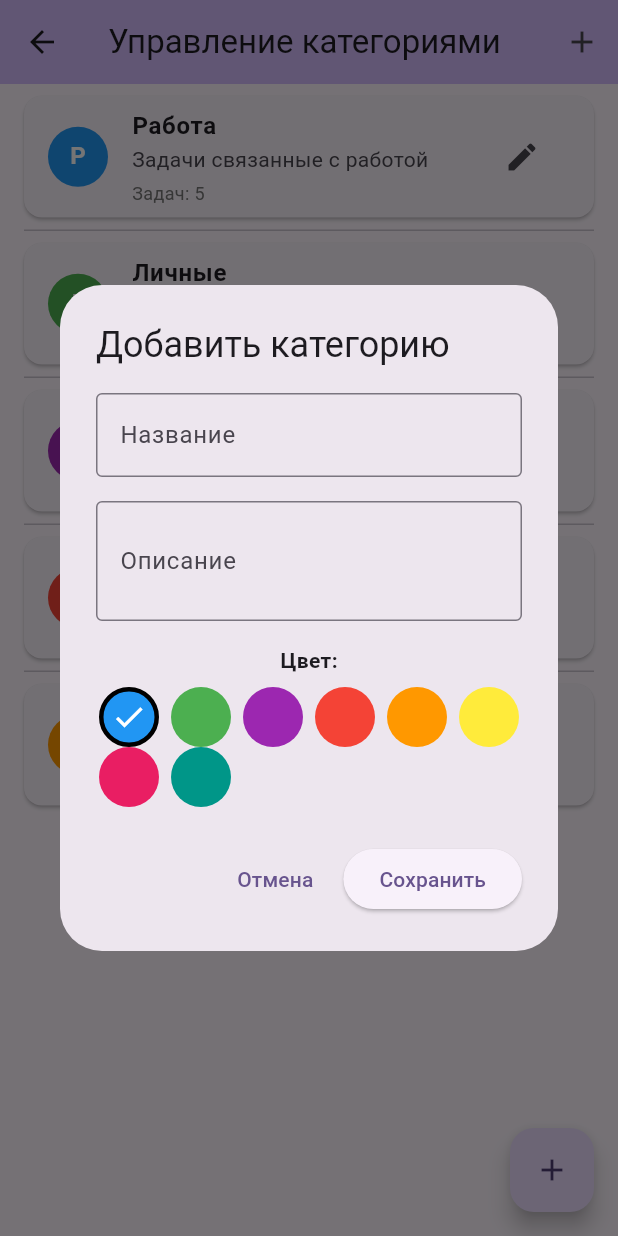
After one commit to Fr4lzeN/flutter_practice1, a Flutter app: the CategoryManagementScreen screen opened directly, after a tap on the "add" icon, on a phone screen of 412 x 824 dp. The commit adds this screen. Run offline on Flutter 3.47's test engine with Material 3 defaults, Android fonts, the phone set to English and light mode, and no system bars.

Commit message:
Использование ListView.separated для списка задач с использованием key

```diff
--- /dev/null
+++ b/lib/src/task_list/src/models/category_model.dart
@@ -0,0 +1,31 @@
+class TaskCategory {
+  final String id;
+  final String name;
+  final String description;
+  final String color;
+  final int taskCount;
+
+  TaskCategory({
+    required this.id,
+    required this.name,
+    required this.description,
+    required this.color,
+    this.taskCount = 0,
+  });
+
+  TaskCategory copyWith({
+    String? id,
+    String? name,
+    String? description,
+    String? color,
+    int? taskCount,
+  }) {
+    return TaskCategory(
+      id: id ?? this.id,
+      name: name ?? this.name,
+      description: description ?? this.description,
+      color: color ?? this.color,
+      taskCount: taskCount ?? this.taskCount,
+    );
+  }
+}
--- /dev/null
+++ b/lib/src/task_list/src/screens/category_management_screen.dart
@@ -0,0 +1,361 @@
+import 'package:flutter/material.dart';
+import '../models/category_model.dart';
+
+class CategoryManagementScreen extends StatefulWidget {
+  const CategoryManagementScreen({super.key});
+
+  @override
+  State<CategoryManagementScreen> createState() => _CategoryManagementScreenState();
+}
+
+class _CategoryManagementScreenState extends State<CategoryManagementScreen> {
+  List<TaskCategory> categories = [
+    TaskCategory(
+      id: '1',
+      name: 'Работа',
+      description: 'Задачи связанные с работой',
+      color: 'blue',
+      taskCount: 5,
+    ),
+    TaskCategory(
+      id: '2',
+      name: 'Личные',
+      description: 'Личные дела и планы',
+      color: 'green',
+      taskCount: 3,
+    ),
+    TaskCategory(
+      id: '3',
+      name: 'Учеба',
+      description: 'Образовательные задачи',
+      color: 'purple',
+      taskCount: 2,
+    ),
+    TaskCategory(
+      id: '4',
+      name: 'Здоровье',
+      description: 'Задачи по здоровью и спорту',
+      color: 'red',
+      taskCount: 1,
+    ),
+    TaskCategory(
+      id: '5',
+      name: 'Покупки',
+      description: 'Список покупок и расходов',
+      color: 'orange',
+      taskCount: 4,
+    ),
+  ];
+
+  void _addCategory() {
+    showDialog(
+      context: context,
+      builder: (context) => _AddCategoryDialog(
+        onSave: (category) {
+          setState(() {
+            categories.add(category);
+          });
+        },
+      ),
+    );
+  }
+
+  void _deleteCategory(int index) {
+    final deletedCategory = categories[index];
+    setState(() {
+      categories.removeAt(index);
+    });
+
+    if (mounted) {
+      ScaffoldMessenger.of(context).showSnackBar(
+        SnackBar(
+          content: Text('Категория "${deletedCategory.name}" удалена'),
+          action: SnackBarAction(
+            label: 'Отменить',
+            onPressed: () {
+              setState(() {
+                categories.insert(index, deletedCategory);
+              });
+            },
+          ),
+        ),
+      );
+    }
+  }
+
+  Color _getColorFromString(String colorName) {
+    switch (colorName.toLowerCase()) {
+      case 'blue':
+        return Colors.blue;
+      case 'green':
+        return Colors.green;
+      case 'purple':
+        return Colors.purple;
+      case 'red':
+        return Colors.red;
+      case 'orange':
+        return Colors.orange;
+      case 'yellow':
+        return Colors.yellow;
+      case 'pink':
+        return Colors.pink;
+      case 'teal':
+        return Colors.teal;
+      default:
+        return Colors.grey;
+    }
+  }
+
+  @override
+  Widget build(BuildContext context) {
+    return Scaffold(
+      appBar: AppBar(
+        title: const Text('Управление категориями'),
+        backgroundColor: Theme.of(context).colorScheme.inversePrimary,
+        actions: [
+          IconButton(
+            icon: const Icon(Icons.add),
+            onPressed: _addCategory,
+          ),
+        ],
+      ),
+      body: categories.isEmpty
+          ? const Center(
+              child: Text(
+                'Нет категорий',
+                style: TextStyle(fontSize: 18, color: Colors.grey),
+              ),
+            )
+          : ListView.separated(
+              itemCount: categories.length,
+              separatorBuilder: (context, index) => const Divider(
+                height: 1,
+                thickness: 1,
+                indent: 16,
+                endIndent: 16,
+              ),
+              itemBuilder: (context, index) {
+                final category = categories[index];
+                return Dismissible(
+                  key: Key(category.id),
+                  direction: DismissDirection.endToStart,
+                  background: Container(
+                    alignment: Alignment.centerRight,
+                    padding: const EdgeInsets.only(right: 20),
+                    color: Colors.red,
+                    child: const Icon(
+                      Icons.delete,
+                      color: Colors.white,
+                      size: 30,
+                    ),
+                  ),
+                  confirmDismiss: (direction) async {
+                    return await showDialog<bool>(
+                      context: context,
+                      builder: (context) => AlertDialog(
+                        title: const Text('Удалить категорию?'),
+                        content: Text('Вы уверены, что хотите удалить категорию "${category.name}"?'),
+                        actions: [
+                          TextButton(
+                            onPressed: () => Navigator.of(context).pop(false),
+                            child: const Text('Отмена'),
+                          ),
+                          TextButton(
+                            onPressed: () => Navigator.of(context).pop(true),
+                            child: const Text('Удалить'),
+                          ),
+                        ],
+                      ),
+                    );
+                  },
+                  onDismissed: (direction) {
+                    _deleteCategory(index);
+                  },
+                  child: Card(
+                    margin: const EdgeInsets.symmetric(horizontal: 16, vertical: 8),
+                    child: ListTile(
+                      leading: CircleAvatar(
+                        backgroundColor: _getColorFromString(category.color),
+                        child: Text(
+                          category.name[0].toUpperCase(),
+                          style: const TextStyle(
+                            color: Colors.white,
+                            fontWeight: FontWeight.bold,
+                          ),
+                        ),
+                      ),
+                      title: Text(
+                        category.name,
+                        style: const TextStyle(fontWeight: FontWeight.bold),
+                      ),
+                      subtitle: Column(
+                        crossAxisAlignment: CrossAxisAlignment.start,
+                        children: [
+                          Text(category.description),
+                          const SizedBox(height: 4),
+                          Text(
+                            'Задач: ${category.taskCount}',
+                            style: TextStyle(
+                              color: Colors.grey[600],
+                              fontSize: 12,
+                            ),
+                          ),
+                        ],
+                      ),
+                      trailing: IconButton(
+                        icon: const Icon(Icons.edit),
+                        onPressed: () {
+                          // Можно добавить редактирование категории
+                          ScaffoldMessenger.of(context).showSnackBar(
+                            const SnackBar(content: Text('Редактирование будет добавлено')),
+                          );
+                        },
+                      ),
+                    ),
+                  ),
+                );
+              },
+            ),
+      floatingActionButton: FloatingActionButton(
+        onPressed: _addCategory,
+        child: const Icon(Icons.add),
+      ),
+    );
+  }
+}
+
+class _AddCategoryDialog extends StatefulWidget {
+  final Function(TaskCategory) onSave;
+
+  const _AddCategoryDialog({required this.onSave});
+
+  @override
+  State<_AddCategoryDialog> createState() => _AddCategoryDialogState();
+}
+
+class _AddCategoryDialogState extends State<_AddCategoryDialog> {
+  final _nameController = TextEditingController();
+  final _descriptionController = TextEditingController();
+  String _selectedColor = 'blue';
+
+  final List<String> _availableColors = [
+    'blue', 'green', 'purple', 'red', 'orange', 'yellow', 'pink', 'teal'
+  ];
+
+  @override
+  void dispose() {
+    _nameController.dispose();
+    _descriptionController.dispose();
+    super.dispose();
+  }
+
+  void _saveCategory() {
+    if (_nameController.text.isEmpty) {
+      ScaffoldMessenger.of(context).showSnackBar(
+        const SnackBar(content: Text('Введите название категории')),
+      );
+      return;
+    }
+
+    final newCategory = TaskCategory(
+      id: DateTime.now().toString(),
+      name: _nameController.text,
+      description: _descriptionController.text,
+      color: _selectedColor,
+    );
+
+    widget.onSave(newCategory);
+    Navigator.pop(context);
+  }
+
+  Color _getColorFromString(String colorName) {
+    switch (colorName.toLowerCase()) {
+      case 'blue':
+        return Colors.blue;
+      case 'green':
+        return Colors.green;
+      case 'purple':
+        return Colors.purple;
+      case 'red':
+        return Colors.red;
+      case 'orange':
+        return Colors.orange;
+      case 'yellow':
+        return Colors.yellow;
+      case 'pink':
+        return Colors.pink;
+      case 'teal':
+        return Colors.teal;
+      default:
+        return Colors.grey;
+    }
+  }
+
+  @override
+  Widget build(BuildContext context) {
+    return AlertDialog(
+      title: const Text('Добавить категорию'),
+      content: Column(
+        mainAxisSize: MainAxisSize.min,
+        children: [
+          TextField(
+            controller: _nameController,
+            decoration: const InputDecoration(
+              labelText: 'Название',
+              border: OutlineInputBorder(),
+            ),
+          ),
+          const SizedBox(height: 16),
+          TextField(
+            controller: _descriptionController,
+            decoration: const InputDecoration(
+              labelText: 'Описание',
+              border: OutlineInputBorder(),
+            ),
+            maxLines: 2,
+          ),
+          const SizedBox(height: 16),
+          const Text('Цвет:', style: TextStyle(fontWeight: FontWeight.bold)),
+          const SizedBox(height: 8),
+          Wrap(
+            spacing: 8,
+            children: _availableColors.map((color) {
+              final isSelected = _selectedColor == color;
+              return GestureDetector(
+                onTap: () {
+                  setState(() {
+                    _selectedColor = color;
+                  });
+                },
+                child: Container(
+                  width: 40,
+                  height: 40,
+                  decoration: BoxDecoration(
+                    color: _getColorFromString(color),
+                    shape: BoxShape.circle,
+                    border: isSelected
+                        ? Border.all(color: Colors.black, width: 3)
+                        : null,
+                  ),
+                  child: isSelected
+                      ? const Icon(Icons.check, color: Colors.white)
+                      : null,
+                ),
+              );
+            }).toList(),
+          ),
+        ],
+      ),
+      actions: [
+        TextButton(
+          onPressed: () => Navigator.pop(context),
+          child: const Text('Отмена'),
+        ),
+        ElevatedButton(
+          onPressed: _saveCategory,
+          child: const Text('Сохранить'),
+        ),
+      ],
+    );
+  }
+}
--- a/lib/src/task_list/src/screens/task_list_screen.dart
+++ b/lib/src/task_list/src/screens/task_list_screen.dart
@@ -4,6 +4,7 @@ import '../widgets/task_list_item.dart';
 import 'add_task_screen.dart';
 import 'task_detail_screen.dart';
 import 'task_stats_screen.dart';
+import 'category_management_screen.dart';
 
 class TaskListScreen extends StatefulWidget {
   const TaskListScreen({super.key});
@@ -81,11 +82,27 @@ class _TaskListScreenState extends State<TaskListScreen> {
     }
   }
 
-  void _openStats() {
+  void _openStats() async {
+    final result = await Navigator.push(
+      context,
+      MaterialPageRoute(
+        builder: (context) => TaskStatsScreen(tasks: tasks),
+      ),
+    );
+
+    // Если вернулись с обновленным списком задач
+    if (result != null && result is List<Task>) {
+      setState(() {
+        tasks = result;
+      });
+    }
+  }
+
+  void _openCategoryManagement() {
     Navigator.push(
       context,
       MaterialPageRoute(
-        builder: (context) => TaskStatsScreen(tasks: tasks),
+        builder: (context) => const CategoryManagementScreen(),
       ),
     );
   }
@@ -97,6 +114,10 @@ class _TaskListScreenState extends State<TaskListScreen> {
         title: const Text('Трекер задач'),
         backgroundColor: Theme.of(context).colorScheme.inversePrimary,
         actions: [
+          IconButton(
+            icon: const Icon(Icons.category),
+            onPressed: _openCategoryManagement,
+          ),
           IconButton(
             icon: const Icon(Icons.bar_chart),
             onPressed: _openStats,
```
